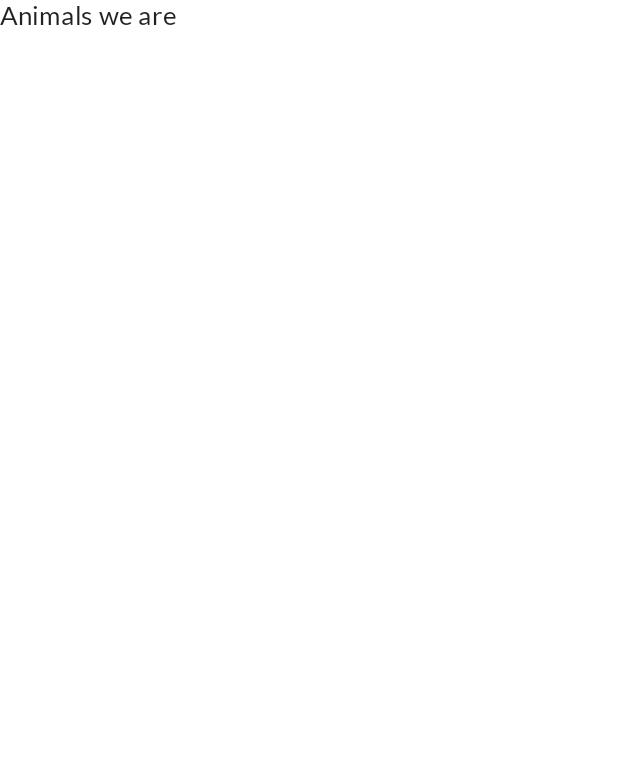
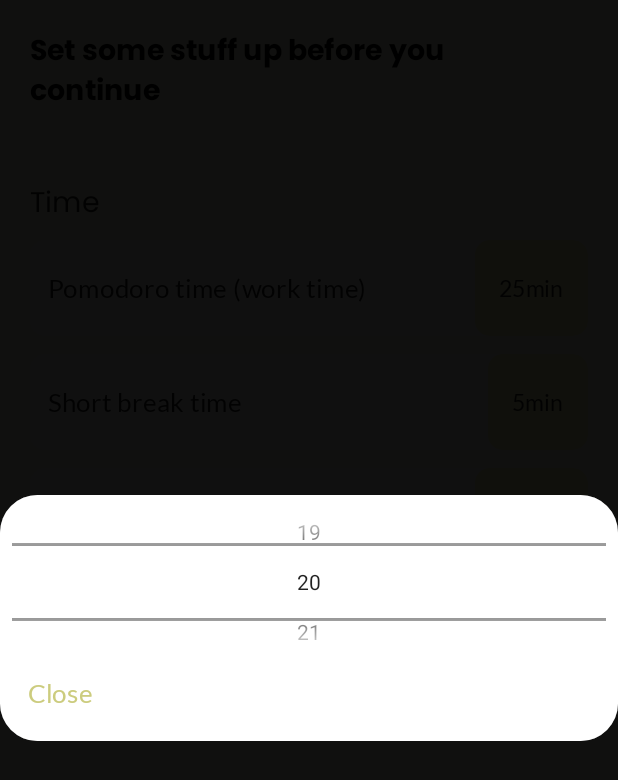
Before and after one commit to AfricanBongo/PomoDoIt, an Android app built with Jetpack Compose: the screen it shows after launch (MainActivity), on a phone screen of 412 x 824 dp. Before the commit the part shown is almost empty. Shown: the top 780 px of the screen. Run offline under Robolectric (Android 15) with nearby library versions, the phone set to English and light mode, and no system bars; our stand-ins replace Timber, constraintlayout-compose.

Commit message:
Added dialog to the settings ui

```diff
--- a/app/src/main/java/com/mtabvuri/pomodoit/ui/components/SettingUI.kt
+++ b/app/src/main/java/com/mtabvuri/pomodoit/ui/components/SettingUI.kt
@@ -1,5 +1,6 @@
 package com.mtabvuri.pomodoit.ui.components
 
+import android.widget.NumberPicker
 import androidx.compose.foundation.background
 import androidx.compose.foundation.clickable
 import androidx.compose.foundation.isSystemInDarkTheme
@@ -17,6 +18,9 @@ import androidx.compose.ui.layout.layoutId
 import androidx.compose.ui.tooling.preview.Preview
 import androidx.compose.ui.unit.Dp
 import androidx.compose.ui.unit.dp
+import androidx.compose.ui.viewinterop.AndroidView
+import androidx.compose.ui.window.Dialog
+import androidx.compose.ui.window.DialogProperties
 import androidx.constraintlayout.compose.ConstraintLayout
 import androidx.constraintlayout.compose.ConstraintSet
 import com.mtabvuri.pomodoit.ui.theme.PomoDoItTheme
@@ -44,8 +48,10 @@ fun SelectionSwitch(
 fun ClickableBoxWithText(
     text: String,
     modifier: Modifier = Modifier,
-    onClick: () -> Unit
+    onClickShowContent: @Composable () -> Unit
 ) {
+
+    var showContent by remember { mutableStateOf(false) }
 
     CompositionLocalProvider(
         LocalRippleTheme provides object: RippleTheme {
@@ -66,7 +72,7 @@ fun ClickableBoxWithText(
                 .clip(MaterialTheme.shapes.small)
                 .background(primaryMediumEmphasisColor)
                 .fillMaxHeight()
-                .clickable { onClick() }
+                .clickable { showContent = !showContent }
         ) {
             Text(
                 text = text,
@@ -75,6 +81,8 @@ fun ClickableBoxWithText(
                 modifier = Modifier.padding(horizontal = 16.dp, vertical = 8.dp)
             )
         }
+
+        onClickShowContent()
     }
 
 }
@@ -86,7 +94,7 @@ fun ClickableBoxWithTextSetting(
     marginHorizontal: Dp = 12.dp,
     marginVertical: Dp = 20.dp,
     boxText: String,
-    onBoxClick: () -> Unit
+    onBoxClickShowContent: @Composable () -> Unit
 ) {
     BoxWithConstraints(modifier) {
         ConstraintLayout(
@@ -103,7 +111,7 @@ fun ClickableBoxWithTextSetting(
 
             ClickableBoxWithText(
                 text = boxText,
-                onClick = onBoxClick,
+                onClickShowContent = onBoxClickShowContent,
                 modifier = Modifier.layoutId(Constraints.Box)
             )
         }
@@ -138,6 +146,48 @@ fun SelectionSwitchSetting(
         }
     }
 
+}
+
+
+@Composable
+fun NumberPickerDialog(
+    range: IntRange,
+    initialValue: Int,
+    modifier: Modifier = Modifier,
+    onDismissRequest: () -> Unit,
+    onValueChanged: (Int) -> Unit
+) {
+
+    Dialog(
+        onDismissRequest = onDismissRequest,
+        properties = DialogProperties(
+            dismissOnBackPress = true,
+            dismissOnClickOutside = true
+        )
+    ) {
+        Column(modifier) {
+            AndroidView(
+                modifier = Modifier
+                    .fillMaxWidth()
+                    .requiredHeight(100.dp),
+                factory = { context ->
+                    NumberPicker(context).apply {
+                        maxValue = range.last
+                        minValue = range.first
+                        value = initialValue
+                        setOnValueChangedListener { _, _, newValue ->
+                            onValueChanged(newValue)
+                        }
+                    }
+                }
+            )
+
+            TextButton(onClick = onDismissRequest) {
+                Text("Close")
+            }
+        }
+
+    }
 }
 
 private fun constraintsForSelectionSwitchSetting(marginHorizontal: Dp, marginVertical: Dp) = ConstraintSet{
@@ -218,3 +268,20 @@ fun ClickableBoxWithTextSettingPreview() {
         }
     }
 }
+
+@Preview(showBackground = true, heightDp = 60)
+@Composable
+fun NumberPickerDialogPreview() {
+    PomoDoItTheme {
+        NumberPickerDialog(
+            range = 25..60,
+            initialValue = 30,
+            onValueChanged = {
+                // Do nothing
+            },
+            onDismissRequest = {
+                // Do nothing
+            }
+        )
+    }
+}
--- a/app/src/main/java/com/mtabvuri/pomodoit/ui/preferences/PreferencesScreen.kt
+++ b/app/src/main/java/com/mtabvuri/pomodoit/ui/preferences/PreferencesScreen.kt
@@ -1,16 +1,24 @@
 package com.mtabvuri.pomodoit.ui.preferences
 
-import androidx.compose.foundation.layout.fillMaxSize
+import androidx.compose.foundation.background
+import androidx.compose.foundation.layout.*
+import androidx.compose.material.LocalContentColor
+import androidx.compose.material.MaterialTheme
 import androidx.compose.material.Text
 import androidx.compose.runtime.Composable
 import androidx.compose.ui.Modifier
 import androidx.compose.ui.platform.LocalContext
+import androidx.compose.ui.res.stringResource
+import androidx.compose.ui.text.font.FontWeight
+import androidx.compose.ui.unit.dp
 import androidx.constraintlayout.compose.ConstraintLayout
 import androidx.lifecycle.viewmodel.compose.viewModel
+import com.mtabvuri.pomodoit.R
 import com.mtabvuri.pomodoit.data.preferences.UserPreferencesRepository
 import com.mtabvuri.pomodoit.data.preferences.UserPreferencesViewModel
 import com.mtabvuri.pomodoit.data.preferences.UserPreferencesViewModelFactory
 import com.mtabvuri.pomodoit.nav.PortraitLayout
+import com.mtabvuri.pomodoit.ui.settings.SettingsBody
 
 @Composable
 fun PreferencesScreen(userPreferencesViewModel: UserPreferencesViewModel = viewModel(
@@ -20,14 +28,26 @@ fun PreferencesScreen(userPreferencesViewModel: UserPreferencesViewModel = viewM
 )) {
 
     PortraitLayout {
-        ConstraintLayout(modifier = Modifier.fillMaxSize()) {
-            Text(text = "Animals we are")
+        Column(
+            Modifier
+                .fillMaxSize()
+                .background(MaterialTheme.colors.background)
+                .padding(horizontal = 20.dp, vertical = 20.dp)
+        ) {
+
+            Text(
+                text = stringResource(R.string.preferences_statement),
+                style = MaterialTheme.typography.h6.copy(
+                    fontWeight = FontWeight.SemiBold
+                ),
+                color = MaterialTheme.colors.onBackground
+            )
+
+            Spacer(Modifier.height(48.dp))
+
+            SettingsBody()
         }
     }
 
 
 }
-
-private fun preferencesConstraints() {
-    TODO()
-}
--- a/app/src/main/java/com/mtabvuri/pomodoit/ui/settings/SettingsScreen.kt
+++ b/app/src/main/java/com/mtabvuri/pomodoit/ui/settings/SettingsScreen.kt
@@ -1,7 +1,5 @@
 package com.mtabvuri.pomodoit.ui.settings
 
-import android.content.Context
-import android.media.AudioManager
 import androidx.compose.foundation.background
 import androidx.compose.foundation.layout.Arrangement
 import androidx.compose.foundation.layout.Column
@@ -20,20 +18,14 @@ import androidx.compose.ui.unit.Dp
 import androidx.compose.ui.unit.dp
 import androidx.lifecycle.viewmodel.compose.viewModel
 import com.mtabvuri.pomodoit.R
-import com.mtabvuri.pomodoit.data.preferences.UserPreferencesRepository
-import com.mtabvuri.pomodoit.data.preferences.UserPreferencesViewModel
-import com.mtabvuri.pomodoit.data.preferences.UserPreferencesViewModelFactory
+import com.mtabvuri.pomodoit.data.preferences.*
 import com.mtabvuri.pomodoit.ui.components.ClickableBoxWithTextSetting
-import com.mtabvuri.pomodoit.ui.components.SelectionSwitchSetting
+import com.mtabvuri.pomodoit.ui.components.NumberPickerDialog
 import com.mtabvuri.pomodoit.ui.theme.PomoDoItTheme
 
 @Composable
-fun SettingsScreen(userPreferencesViewModel: UserPreferencesViewModel = viewModel(
-    factory = UserPreferencesViewModelFactory(
-        UserPreferencesRepository(LocalContext.current)
-    )
-)) {
-
+fun SettingsScreen() {
+    SettingsBody()
 }
 
 /**
@@ -41,54 +33,92 @@ fun SettingsScreen(userPreferencesViewModel: UserPreferencesViewModel = viewMode
  * @param sectionSpacing Spacing between section items.
  */
 @Composable
-fun SettingsBody(modifier: Modifier = Modifier, sectionSpacing: Dp = 40.dp) {
+fun SettingsBody(
+    modifier: Modifier = Modifier,
+    userPreferencesViewModel: UserPreferencesViewModel = viewModel(
+        factory = UserPreferencesViewModelFactory(
+            UserPreferencesRepository(LocalContext.current)
+        )
+    ),
+    sectionSpacing: Dp = 40.dp
+) {
+
+    val userPreferences by userPreferencesViewModel.userPreferences.collectAsState(initial = DEFAULT_USER_PREFERENCE)
+
     Column(
         verticalArrangement = Arrangement.spacedBy(sectionSpacing),
         modifier = modifier
     ) {
         SettingsSection(header = stringResource(R.string.time)) {
-//            ClickableBoxWithTextSetting(
-//                settingText = stringResource(R.string.pomodoro_time),
-//                boxText = "25min",
-//                modifier = Modifier
-//                    .requiredHeight(64.dp)
-//                    .clip(MaterialTheme.shapes.small)
-//                    .background(MaterialTheme.colors.surface)
-//            ) {
-//
-//            }
+            TimeSetting(
+                settingTitle = stringResource(R.string.pomodoro_time),
+                timeInMin = userPreferences.pomodoroTime,
+                lowestTime = PreferenceTime.POMODORO_TIME_LOWEST,
+                highestTime = PreferenceTime.POMODORO_TIME_HIGHEST,
+                onTimeChanged = userPreferencesViewModel::updatePomodoroTime
+            )
+            TimeSetting(
+                settingTitle = stringResource(R.string.short_break_time),
+                timeInMin = userPreferences.shortBreakTime,
+                lowestTime = PreferenceTime.SHORT_BREAK_TIME_LOWEST,
+                highestTime = PreferenceTime.SHORT_BREAK_TIME_HIGHEST,
+                onTimeChanged = userPreferencesViewModel::updateShortBreakTime
+            )
+            TimeSetting(
+                settingTitle = stringResource(R.string.long_break_time),
+                timeInMin = userPreferences.longBreakTime,
+                lowestTime = PreferenceTime.LONG_BREAK_TIME_LOWEST,
+                highestTime = PreferenceTime.LONG_BREAK_TIME_HIGHEST,
+                onTimeChanged = userPreferencesViewModel::updateLongBreakTime
+            )
         }
 
         SettingsSection(header = stringResource(R.string.notification)) {
 
-//            ClickableBoxWithTextSetting(
-//                settingText = stringResource(R.string.pomodoro_time),
-//                boxText = "25min",
-//                modifier = Modifier
-//                    .requiredHeight(64.dp)
-//                    .clip(MaterialTheme.shapes.small)
-//                    .background(MaterialTheme.colors.surface)
-//            ) {
-//
-//            }
-
-//            val context = LocalContext.current
-//            var toggleState by remember { mutableStateOf(false) }
-//            SelectionSwitchSetting(
-//                settingText = stringResource(R.string.vibration),
-//                toggleState = toggleState,
-//                modifier = Modifier
-//                    .requiredHeight(64.dp)
-//                    .clip(MaterialTheme.shapes.small)
-//                    .background(MaterialTheme.colors.surface)
-//            ) {
-//                val audioManager = context.getSystemService(Context.AUDIO_SERVICE) as AudioManager
-//                audioManager.playSoundEffect(AudioManager.FX_KEY_CLICK,1.0f)
-//                toggleState = !toggleState
-//
-//            }
         }
 
+    }
+}
+
+@Composable
+private fun TimeSetting(
+    settingTitle: String,
+    timeInMin: Int,
+    lowestTime: PreferenceTime,
+    highestTime: PreferenceTime,
+    onTimeChanged: (Int) -> Unit ) {
+    StandardSettingBox(
+        settingTitle = settingTitle,
+        boxText = "${timeInMin}min") {
+
+        NumberPickerDialog(
+            range = lowestTime.timeInMin..highestTime.timeInMin,
+            initialValue = timeInMin,
+            onDismissRequest = { TODO("Rewrite clickablebox to have dialog.") },
+            onValueChanged = onTimeChanged,
+            modifier = Modifier
+                .clip(MaterialTheme.shapes.medium)
+                .background(MaterialTheme.colors.surface)
+                .padding(8.dp),
+        )
+    }
+}
+
+@Composable
+private fun StandardSettingBox(
+    settingTitle: String,
+    boxText: String,
+    onBoxClickShowContent: @Composable () -> Unit
+) {
+    ClickableBoxWithTextSetting(
+        settingText = settingTitle,
+        boxText = boxText,
+        modifier = Modifier
+            .requiredHeight(64.dp)
+            .clip(MaterialTheme.shapes.small)
+            .background(MaterialTheme.colors.surface)
+    ) {
+        onBoxClickShowContent()
     }
 }
 
@@ -120,10 +150,10 @@ fun SettingsSection(
 
 }
 
-@Preview(showBackground = true, backgroundColor = 0xFFFFFFE7)
+@Preview(showBackground = true, backgroundColor = 0xFFFFFFE7, widthDp = 360, heightDp = 720)
 @Composable
 fun SettingsBodyPreview() {
     PomoDoItTheme {
-        SettingsBody(Modifier.padding(16.dp))
+        SettingsBody()
     }
 }
```
